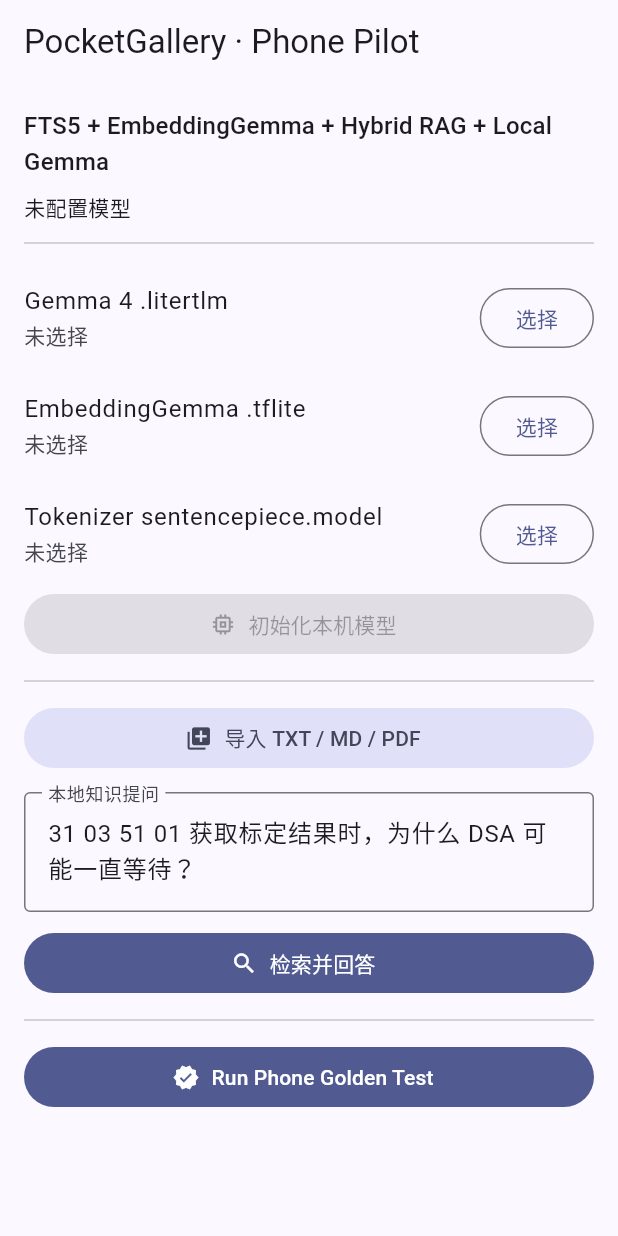
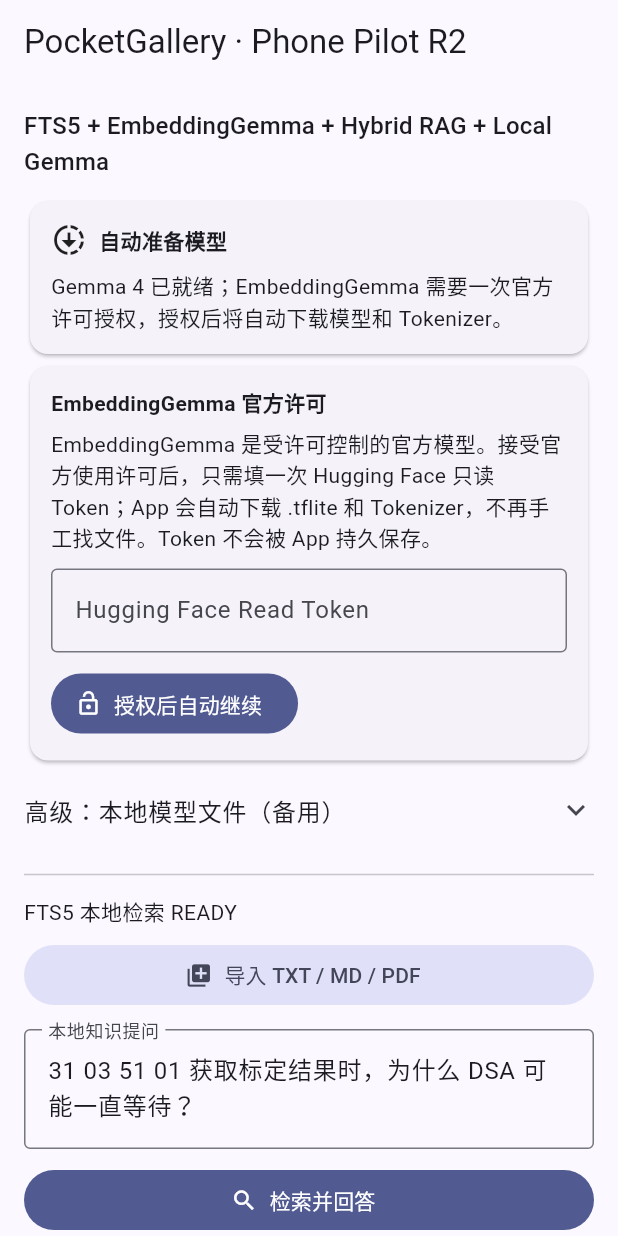
Before and after one commit to QuJindai/PocketGallery, a Flutter app: the screen it shows after launch, on a phone screen of 412 x 824 dp. Run offline on Flutter 3.47's test engine with Material 3 defaults, Android fonts, the phone set to English and light mode, and no system bars; our stand-ins replace file_picker; missing offline and left inert: flutter_gemma, flutter_gemma_litertlm, flutter_gemma_rag_sqlite, pdfrx, sqlite3.

Commit message:
feat: add R2 automatic model bootstrap
Make automatic model preparation the default path, keep manual files under an advanced fallback, allow FTS5 import/search while models are unavailable, backfill semantic vectors after embedder activation, and add Android foreground-download declarations for large model transfers.

```diff
--- a/pilot/flutter_phone_loop/lib/services/model_setup_service.dart
+++ b/pilot/flutter_phone_loop/lib/services/model_setup_service.dart
@@ -1,7 +1,132 @@
 import 'package:file_picker/file_picker.dart';
 import 'package:flutter_gemma/flutter_gemma.dart';
 
+enum ModelSetupPhase {
+  checking,
+  downloadingGemma,
+  authorizationRequired,
+  downloadingEmbedding,
+  downloadingTokenizer,
+  ready,
+  failed,
+}
+
+class ModelSetupSnapshot {
+  const ModelSetupSnapshot({
+    required this.phase,
+    required this.message,
+    this.progress,
+  });
+
+  final ModelSetupPhase phase;
+  final String message;
+  final int? progress;
+
+  bool get ready => phase == ModelSetupPhase.ready;
+  bool get authorizationRequired =>
+      phase == ModelSetupPhase.authorizationRequired;
+}
+
 class ModelSetupService {
+  static const gemma4Url =
+      'https://huggingface.co/litert-community/gemma-4-E2B-it-litert-lm/resolve/main/gemma-4-E2B-it.litertlm';
+  static const embeddingModelUrl =
+      'https://huggingface.co/litert-community/embeddinggemma-300m/resolve/main/embeddinggemma-300M_seq256_mixed-precision.tflite';
+  static const embeddingTokenizerUrl =
+      'https://huggingface.co/litert-community/embeddinggemma-300m/resolve/main/sentencepiece.model';
+
+  Future<ModelSetupSnapshot> prepareAutomatically({
+    String? huggingFaceToken,
+    void Function(ModelSetupSnapshot state)? onProgress,
+  }) async {
+    ModelSetupSnapshot emit(
+      ModelSetupPhase phase,
+      String message, {
+      int? progress,
+    }) {
+      final state = ModelSetupSnapshot(
+        phase: phase,
+        message: message,
+        progress: progress,
+      );
+      onProgress?.call(state);
+      return state;
+    }
+
+    emit(ModelSetupPhase.checking, '检查本机模型资产…');
+
+    try {
+      if (!FlutterGemma.hasActiveModel()) {
+        await FlutterGemma.installModel(
+          modelType: ModelType.gemma4,
+          fileType: ModelFileType.litertlm,
+        )
+            .fromNetwork(gemma4Url, foreground: true)
+            .withProgress((p) => emit(
+                  ModelSetupPhase.downloadingGemma,
+                  '自动下载 Gemma 4 · $p%',
+                  progress: p,
+                ))
+            .install();
+      }
+
+      if (!FlutterGemma.hasActiveEmbedder()) {
+        final token = huggingFaceToken?.trim();
+        if (token == null || token.isEmpty) {
+          return emit(
+            ModelSetupPhase.authorizationRequired,
+            'Gemma 4 已就绪；EmbeddingGemma 需要一次官方许可授权，授权后将自动下载模型和 Tokenizer。',
+          );
+        }
+
+        await FlutterGemma.installEmbedder()
+            .modelFromNetwork(embeddingModelUrl, token: token)
+            .tokenizerFromNetwork(embeddingTokenizerUrl, token: token)
+            .withModelProgress((p) => emit(
+                  ModelSetupPhase.downloadingEmbedding,
+                  '自动下载 EmbeddingGemma · $p%',
+                  progress: p,
+                ))
+            .withTokenizerProgress((p) => emit(
+                  ModelSetupPhase.downloadingTokenizer,
+                  '自动下载 Tokenizer · $p%',
+                  progress: p,
+                ))
+            .install();
+      }
+
+      if (!FlutterGemma.hasActiveModel() ||
+          !FlutterGemma.hasActiveEmbedder()) {
+        return emit(
+          ModelSetupPhase.failed,
+          '模型文件已处理，但激活自检未通过。可直接重试，不需要重新选择文件。',
+        );
+      }
+
+      return emit(
+        ModelSetupPhase.ready,
+        '本机模型 READY · Gemma 4 + EmbeddingGemma',
+        progress: 100,
+      );
+    } catch (e) {
+      final text = e.toString().toLowerCase();
+      if (text.contains('401') ||
+          text.contains('403') ||
+          text.contains('unauthorized') ||
+          text.contains('forbidden') ||
+          text.contains('gated')) {
+        return emit(
+          ModelSetupPhase.authorizationRequired,
+          'EmbeddingGemma 官方许可尚未授权或 token 无权访问；完成许可后点“授权后自动继续”。',
+        );
+      }
+      return emit(
+        ModelSetupPhase.failed,
+        '自动准备模型失败：$e',
+      );
+    }
+  }
+
   Future<String?> pickFile(List<String> extensions) async {
     final result = await FilePicker.pickFile(
       type: FileType.custom,
--- a/pilot/flutter_phone_loop/lib/ui/home_page.dart
+++ b/pilot/flutter_phone_loop/lib/ui/home_page.dart
@@ -18,14 +18,49 @@
   final query = TextEditingController(
     text: '31 03 51 01 获取标定结果时，为什么 DSA 可能一直等待？',
   );
-  String? gemmaPath;
-  String? embeddingPath;
-  String? tokenizerPath;
-  String status = '未配置模型';
+  final hfToken = TextEditingController();
+
+  ModelSetupSnapshot modelState = const ModelSetupSnapshot(
+    phase: ModelSetupPhase.checking,
+    message: '自动准备模型即将开始…',
+  );
+  bool modelBusy = false;
   bool busy = false;
+  String status = 'FTS5 本地检索 READY';
   KnowledgeAnswer? answer;
   GoldenTestReport? report;
   final List<String> imported = [];
+
+  String? advancedGemmaPath;
+  String? advancedEmbeddingPath;
+  String? advancedTokenizerPath;
+
+  @override
+  void initState() {
+    super.initState();
+    WidgetsBinding.instance.addPostFrameCallback((_) => _autoPrepareModels());
+  }
+
+  Future<void> _autoPrepareModels({String? token}) async {
+    if (modelBusy) return;
+    setState(() => modelBusy = true);
+    try {
+      final result = await setup.prepareAutomatically(
+        huggingFaceToken: token,
+        onProgress: (state) {
+          if (mounted) setState(() => modelState = state);
+        },
+      );
+      if (!mounted) return;
+      setState(() => modelState = result);
+      if (result.ready) {
+        await widget.engine.syncSemanticIndex();
+        hfToken.clear();
+      }
+    } finally {
+      if (mounted) setState(() => modelBusy = false);
+    }
+  }
 
   Future<void> _run(Future<void> Function() fn) async {
     if (busy) return;
@@ -33,22 +68,58 @@
     try {
       await fn();
     } catch (e) {
-      setState(() => status = 'ERROR: $e');
+      if (mounted) setState(() => status = '操作失败：$e');
     } finally {
       if (mounted) setState(() => busy = false);
+    }
+  }
+
+  Future<void> _installAdvancedFiles() async {
+    if (advancedGemmaPath == null ||
+        advancedEmbeddingPath == null ||
+        advancedTokenizerPath == null) return;
+    setState(() => modelBusy = true);
+    try {
+      await setup.installGemma4FromFile(advancedGemmaPath!);
+      await setup.installEmbedderFromFiles(
+        modelPath: advancedEmbeddingPath!,
+        tokenizerPath: advancedTokenizerPath!,
+      );
+      await widget.engine.syncSemanticIndex();
+      if (mounted) {
+        setState(() {
+          modelState = const ModelSetupSnapshot(
+            phase: ModelSetupPhase.ready,
+            message: '本机模型 READY · 本地文件备用路径',
+            progress: 100,
+          );
+        });
+      }
+    } catch (e) {
+      if (mounted) {
+        setState(() {
+          modelState = ModelSetupSnapshot(
+            phase: ModelSetupPhase.failed,
+            message: '本地模型安装失败：$e',
+          );
+        });
+      }
+    } finally {
+      if (mounted) setState(() => modelBusy = false);
     }
   }
 
   @override
   void dispose() {
     query.dispose();
+    hfToken.dispose();
     super.dispose();
   }
 
   @override
   Widget build(BuildContext context) {
     return Scaffold(
-      appBar: AppBar(title: const Text('PocketGallery · Phone Pilot')),
+      appBar: AppBar(title: const Text('PocketGallery · Phone Pilot R2')),
       body: ListView(
         padding: const EdgeInsets.all(16),
         children: [
@@ -56,51 +127,13 @@
             'FTS5 + EmbeddingGemma + Hybrid RAG + Local Gemma',
             style: Theme.of(context).textTheme.titleMedium,
           ),
+          const SizedBox(height: 10),
+          _modelCard(),
+          if (modelState.authorizationRequired) _authorizationCard(),
+          _advancedModelFiles(),
+          const Divider(height: 28),
+          Text(status),
           const SizedBox(height: 8),
-          Text(status),
-          const Divider(height: 28),
-          _pathRow(
-            'Gemma 4 .litertlm',
-            gemmaPath,
-            () => _run(() async {
-              gemmaPath = await setup.pickFile(const ['litertlm']);
-              setState(() {});
-            }),
-          ),
-          _pathRow(
-            'EmbeddingGemma .tflite',
-            embeddingPath,
-            () => _run(() async {
-              embeddingPath = await setup.pickFile(const ['tflite']);
-              setState(() {});
-            }),
-          ),
-          _pathRow(
-            'Tokenizer sentencepiece.model',
-            tokenizerPath,
-            () => _run(() async {
-              tokenizerPath = await setup.pickFile(const ['model', 'json']);
-              setState(() {});
-            }),
-          ),
-          FilledButton.icon(
-            onPressed: busy || gemmaPath == null || embeddingPath == null || tokenizerPath == null
-                ? null
-                : () => _run(() async {
-                    setState(() => status = '安装/加载本机模型…');
-                    await setup.installGemma4FromFile(gemmaPath!);
-                    await setup.installEmbedderFromFiles(
-                      modelPath: embeddingPath!,
-                      tokenizerPath: tokenizerPath!,
-                    );
-                    await widget.engine.initialize();
-                    await widget.engine.gemma.ensureLoaded();
-                    setState(() => status = '模型与检索引擎 READY');
-                  }),
-            icon: const Icon(Icons.memory),
-            label: const Text('初始化本机模型'),
-          ),
-          const Divider(height: 28),
           FilledButton.tonalIcon(
             onPressed: busy
                 ? null
@@ -111,7 +144,11 @@
                       final doc = await widget.engine.importPath(path);
                       imported.add('${doc.sourceName} · ${doc.chunks.length} chunks');
                     }
-                    setState(() => status = '文档索引完成');
+                    setState(() {
+                      status = modelState.ready
+                          ? '文档索引完成 · FTS5 + Embedding'
+                          : '文档索引完成 · FTS5 已可用，Embedding 将在模型就绪后自动补建';
+                    });
                   }),
             icon: const Icon(Icons.library_add),
             label: const Text('导入 TXT / MD / PDF'),
@@ -137,11 +174,13 @@
             onPressed: busy
                 ? null
                 : () => _run(() async {
-                    setState(() => status = 'FTS5 + Embedding + Hybrid → Gemma…');
+                    setState(() => status = modelState.ready
+                        ? 'FTS5 + Embedding + Hybrid → Gemma…'
+                        : 'FTS5 / Evidence 检索…');
                     final r = await widget.engine.ask(query.text);
                     setState(() {
                       answer = r;
-                      status = '完成';
+                      status = modelState.ready ? '完成' : '检索完成 · 模型仍在自动准备';
                     });
                   }),
             icon: const Icon(Icons.search),
@@ -150,19 +189,26 @@
           if (answer != null) _answerCard(answer!),
           const Divider(height: 28),
           FilledButton.icon(
-            onPressed: busy
+            onPressed: busy || !modelState.ready
                 ? null
                 : () => _run(() async {
                     setState(() => status = '自动 Golden Test…');
                     final r = await GoldenTestRunner(widget.engine).run();
                     setState(() {
                       report = r;
-                      status = r.passed ? 'PHONE_FUNCTION_LOOP = PASS' : 'PHONE_FUNCTION_LOOP = FAIL';
+                      status = r.passed
+                          ? 'PHONE_FUNCTION_LOOP = PASS'
+                          : 'PHONE_FUNCTION_LOOP = FAIL';
                     });
                   }),
             icon: const Icon(Icons.verified),
             label: const Text('Run Phone Golden Test'),
           ),
+          if (!modelState.ready)
+            const Padding(
+              padding: EdgeInsets.only(top: 6),
+              child: Text('Golden Test 会在 Gemma 4 与 EmbeddingGemma 均就绪后开放。'),
+            ),
           if (report != null) _reportCard(report!),
           if (busy) const Padding(
             padding: EdgeInsets.only(top: 16),
@@ -173,12 +219,150 @@
     );
   }
 
-  Widget _pathRow(String label, String? path, VoidCallback onPick) {
+  Widget _modelCard() {
+    final progress = modelState.progress;
+    final failed = modelState.phase == ModelSetupPhase.failed;
+    return Card(
+      child: Padding(
+        padding: const EdgeInsets.all(14),
+        child: Column(
+          crossAxisAlignment: CrossAxisAlignment.start,
+          children: [
+            Row(
+              children: [
+                Icon(modelState.ready
+                    ? Icons.check_circle
+                    : failed
+                        ? Icons.error_outline
+                        : Icons.downloading),
+                const SizedBox(width: 8),
+                const Expanded(
+                  child: Text(
+                    '自动准备模型',
+                    style: TextStyle(fontWeight: FontWeight.bold),
+                  ),
+                ),
+                if (modelBusy) const SizedBox(
+                  width: 18,
+                  height: 18,
+                  child: CircularProgressIndicator(strokeWidth: 2),
+                ),
+              ],
+            ),
+            const SizedBox(height: 8),
+            Text(modelState.message),
+            if (progress != null) ...[
+              const SizedBox(height: 10),
+              LinearProgressIndicator(value: progress / 100),
+            ],
+            if (failed) ...[
+              const SizedBox(height: 10),
+              OutlinedButton.icon(
+                onPressed: modelBusy ? null : () => _autoPrepareModels(),
+                icon: const Icon(Icons.refresh),
+                label: const Text('自动重试'),
+              ),
+            ],
+          ],
+        ),
+      ),
+    );
+  }
+
+  Widget _authorizationCard() {
+    return Card(
+      child: Padding(
+        padding: const EdgeInsets.all(14),
+        child: Column(
+          crossAxisAlignment: CrossAxisAlignment.start,
+          children: [
+            const Text(
+              'EmbeddingGemma 官方许可',
+              style: TextStyle(fontWeight: FontWeight.bold),
+            ),
+            const SizedBox(height: 6),
+            const Text(
+              'EmbeddingGemma 是受许可控制的官方模型。接受官方使用许可后，只需填一次 Hugging Face 只读 Token；App 会自动下载 .tflite 和 Tokenizer，不再手工找文件。Token 不会被 App 持久保存。',
+            ),
+            const SizedBox(height: 10),
+            TextField(
+              controller: hfToken,
+              obscureText: true,
+              autocorrect: false,
+              enableSuggestions: false,
+              decoration: const InputDecoration(
+                border: OutlineInputBorder(),
+                labelText: 'Hugging Face Read Token',
+              ),
+            ),
+            const SizedBox(height: 10),
+            FilledButton.icon(
+              onPressed: modelBusy
+                  ? null
+                  : () => _autoPrepareModels(token: hfToken.text),
+              icon: const Icon(Icons.lock_open),
+              label: const Text('授权后自动继续'),
+            ),
+          ],
+        ),
+      ),
+    );
+  }
+
+  Widget _advancedModelFiles() {
+    return ExpansionTile(
+      tilePadding: EdgeInsets.zero,
+      title: const Text('高级：本地模型文件（备用）'),
+      children: [
+        _advancedPathRow(
+          '备用 Gemma 4 .litertlm',
+          advancedGemmaPath,
+          () => _run(() async {
+            advancedGemmaPath = await setup.pickFile(const ['litertlm']);
+            if (mounted) setState(() {});
+          }),
+        ),
+        _advancedPathRow(
+          '备用 EmbeddingGemma .tflite',
+          advancedEmbeddingPath,
+          () => _run(() async {
+            advancedEmbeddingPath = await setup.pickFile(const ['tflite']);
+            if (mounted) setState(() {});
+          }),
+        ),
+        _advancedPathRow(
+          '备用 Tokenizer sentencepiece.model',
+          advancedTokenizerPath,
+          () => _run(() async {
+            advancedTokenizerPath = await setup.pickFile(const ['model', 'json']);
+            if (mounted) setState(() {});
+          }),
+        ),
+        Align(
+          alignment: Alignment.centerLeft,
+          child: OutlinedButton(
+            onPressed: modelBusy ||
+                    advancedGemmaPath == null ||
+                    advancedEmbeddingPath == null ||
+                    advancedTokenizerPath == null
+                ? null
+                : _installAdvancedFiles,
+            child: const Text('从本地备用文件安装'),
+          ),
+        ),
+      ],
+    );
+  }
+
+  Widget _advancedPathRow(String label, String? path, VoidCallback onPick) {
     return ListTile(
       contentPadding: EdgeInsets.zero,
       title: Text(label),
       subtitle: Text(path ?? '未选择', maxLines: 2, overflow: TextOverflow.ellipsis),
-      trailing: OutlinedButton(onPressed: busy ? null : onPick, child: const Text('选择')),
+      trailing: OutlinedButton(
+        onPressed: busy ? null : onPick,
+        child: const Text('选择'),
+      ),
     );
   }
 
@@ -224,13 +408,19 @@
           children: [
             ListTile(
               leading: Icon(r.passed ? Icons.check_circle : Icons.cancel),
-              title: Text(r.passed ? 'PHONE_FUNCTION_LOOP = PASS' : 'PHONE_FUNCTION_LOOP = FAIL'),
+              title: Text(r.passed
+                  ? 'PHONE_FUNCTION_LOOP = PASS'
+                  : 'PHONE_FUNCTION_LOOP = FAIL'),
             ),
             ...r.results.map((g) => ListTile(
                   dense: true,
                   leading: Icon(g.passed ? Icons.check : Icons.close),
                   title: Text(g.name),
-                  subtitle: Text(g.detail, maxLines: 3, overflow: TextOverflow.ellipsis),
+                  subtitle: Text(
+                    g.detail,
+                    maxLines: 3,
+                    overflow: TextOverflow.ellipsis,
+                  ),
                 )),
           ],
         ),
```
Also changed, not shown: pilot/flutter_phone_loop/lib/services/knowledge_engine.dart (+35 -4 lines), pilot/flutter_phone_loop/lib/services/lexical_fts_store.dart (+10 -4 lines), 1 other file.
